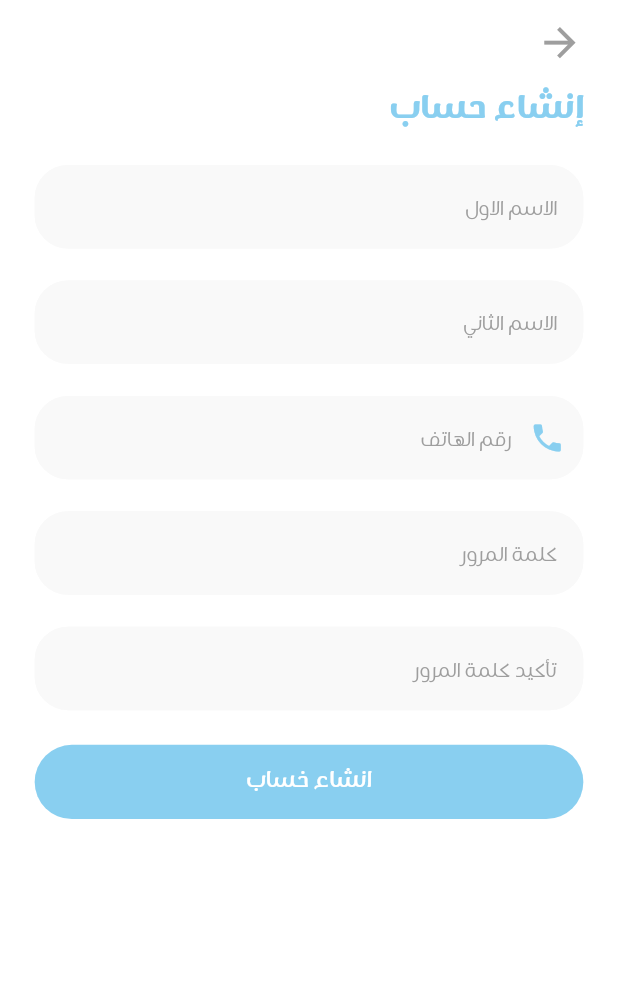
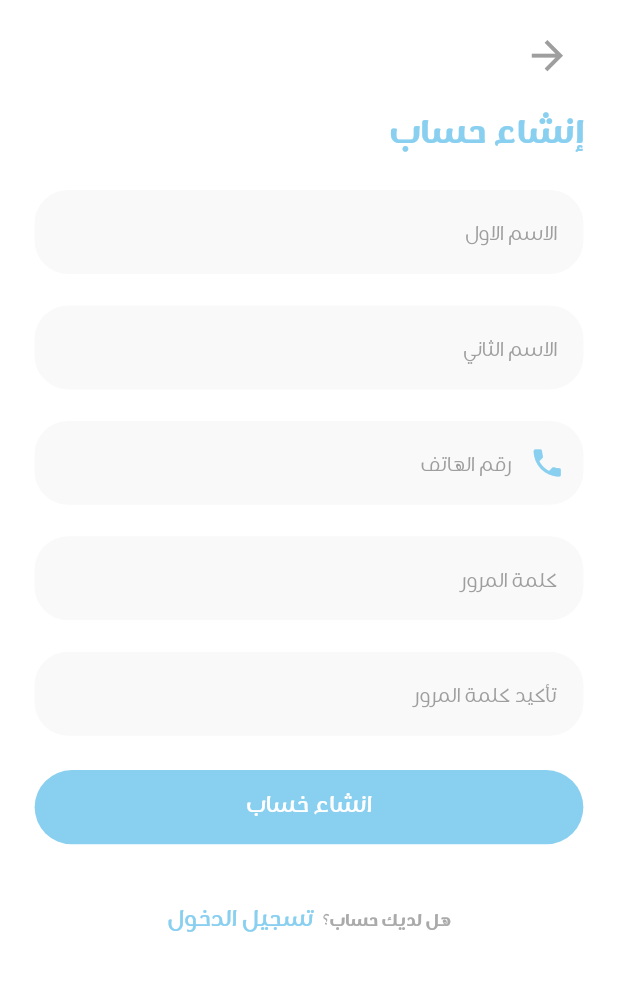
Before and after one commit to mohamedsayed27/mafqood, a Flutter app: the RegisterScreen screen opened directly, on a phone screen of 412 x 824 dp, the part 190-1181 px from its top. Run offline on Flutter 3.47's test engine with Material 2 defaults, Android fonts, the phone set to English and light mode, and no system bars; our stand-ins replace dio, flutter_screenutil, pin_code_fields, shared_preferences, smooth_page_indicator; accounts and stored records are empty.

Commit message:
route between auth screens done

```diff
--- a/lib/core/constants/constants.dart
+++ b/lib/core/constants/constants.dart
@@ -1,5 +1,3 @@
-import 'dart:convert';
-import 'dart:io';
 
 import 'package:flutter/material.dart';
 
--- a/lib/presentation/screens/auth_screens/otp_verification_number_screen.dart
+++ b/lib/presentation/screens/auth_screens/otp_verification_number_screen.dart
@@ -1,6 +1,7 @@
 import 'package:flutter/material.dart';
 import 'package:flutter_screenutil/flutter_screenutil.dart';
 
+import '../../../core/app_router/screens_name.dart';
 import '../../../core/global/assets_path/fonts_path.dart';
 import '../../../core/global/theme/app_colors_light_theme.dart';
 import '../../widgets_and_components/auth_widgets/auth_text_form_field.dart';
@@ -26,6 +27,7 @@ class _OtpVerificationNumberScreenState
       child: Scaffold(
         backgroundColor: AppColorsLightTheme.whitColor,
         body: SingleChildScrollView(
+          physics: const BouncingScrollPhysics(),
           child: Padding(
             padding: EdgeInsets.symmetric(horizontal: 24.w),
             child: Column(
@@ -137,7 +139,9 @@ class _OtpVerificationNumberScreenState
                 ),
                 CustomButton(
                     buttonTitle: 'تفعيل',
-                    isTapped: () {},
+                    isTapped: () {
+                      Navigator.pushNamedAndRemoveUntil(context, ScreenName.loginScreen,(route) => false);
+                    },
                     width: double.infinity),
               ],
             ),
--- a/lib/presentation/screens/auth_screens/register_screen.dart
+++ b/lib/presentation/screens/auth_screens/register_screen.dart
@@ -1,11 +1,11 @@
 import 'package:flutter/material.dart';
 import 'package:flutter_screenutil/flutter_screenutil.dart';
+import 'package:mafqood/core/app_router/screens_name.dart';
 import 'package:mafqood/presentation/widgets_and_components/shred_widgets/custom_button.dart';
 
 import '../../../core/global/assets_path/fonts_path.dart';
 import '../../../core/global/theme/app_colors_light_theme.dart';
 import '../../widgets_and_components/auth_widgets/auth_text_form_field.dart';
-import '../../widgets_and_components/intro_screens_widgets/boarding_button.dart';
 
 class RegisterScreen extends StatefulWidget {
   const RegisterScreen({Key? key}) : super(key: key);
@@ -28,6 +28,7 @@ class _RegisterScreenState extends State<RegisterScreen> {
       child: Scaffold(
         backgroundColor: AppColorsLightTheme.whitColor,
         body: SingleChildScrollView(
+          physics: const BouncingScrollPhysics(),
           child: Padding(
             padding:  EdgeInsets.symmetric(horizontal: 24.w),
             child: Column(
@@ -46,7 +47,7 @@ class _RegisterScreenState extends State<RegisterScreen> {
                   ),
                 ),
                 SizedBox(height: 15.h,),
-                Icon(Icons.arrow_back,color: Colors.grey,size: 35.r,),
+                IconButton(onPressed: (){Navigator.pop(context);}, icon: Icon(Icons.arrow_back,color: Colors.grey,size: 35.r,),),
                 SizedBox(height: 15.h,),
                 Text(
                   'إنشاء حساب',
@@ -88,7 +89,42 @@ class _RegisterScreenState extends State<RegisterScreen> {
                   isPassword: true,
                 ),
                 SizedBox(height: 26.h,),
-                CustomButton(buttonTitle: 'انشاء خساب', isTapped: (){}, width: double.infinity)
+                CustomButton(buttonTitle: 'انشاء خساب', isTapped: (){
+                  Navigator.pushNamed(context, ScreenName.otpVerificationNumberScreen);
+                }, width: double.infinity),
+                SizedBox(
+                  height: 30.h,
+                ),
+                Center(
+                  child: TextButton(
+                    onPressed: (){
+                      Navigator.pushNamedAndRemoveUntil(context, ScreenName.loginScreen,(route) => false);
+                    },
+                    child: RichText(
+                      text: TextSpan(
+                        text: 'هل لديك حساب؟  ',
+                        children: [
+                          TextSpan(
+                            text: 'تسجيل الدخول',
+                            style: TextStyle(
+                              color: AppColorsLightTheme.blueTextColor,
+                              fontFamily: FontsPath.sukarBold,
+                              fontSize: 16.sp,
+                            ),
+                          )
+                        ],
+                        style: TextStyle(
+                          color: AppColorsLightTheme.greyTextColor,
+                          fontFamily: FontsPath.sukarBlack,
+                          fontSize: 12.sp,
+                        ),
+                      ),
+                    ),
+                  ),
+                ),
+                SizedBox(
+                  height: 30.h,
+                ),
               ],
             ),
           ),
--- a/lib/presentation/screens/intro_screens/onboarding_screen.dart
+++ b/lib/presentation/screens/intro_screens/onboarding_screen.dart
@@ -3,8 +3,6 @@ import 'package:flutter_screenutil/flutter_screenutil.dart';
 import 'package:smooth_page_indicator/smooth_page_indicator.dart';
 
 import '../../../core/app_router/screens_name.dart';
-import '../../../core/cache_manager/cache_keys.dart';
-import '../../../core/cache_manager/shared_preferences.dart';
 import '../../../core/global/assets_path/images_path.dart';
 import '../../../core/global/theme/app_colors_light_theme.dart';
 import '../../widgets_and_components/intro_screens_widgets/boarding_button.dart';
@@ -89,6 +87,7 @@ class _OnboardingScreenState extends State<OnboardingScreen> {
             child: CustomBoardingButton(
               isLast: isLast,
               isLastTap: () {
+                Navigator.pushNamedAndRemoveUntil(context, ScreenName.loginScreen, (route) => false);
                 // CacheHelper.saveData(key: CacheKeys.onboarding, value: true).whenComplete((){
                 //
                 // });
```
Also changed, not shown: lib/main.dart (+3 -9 lines), lib/presentation/screens/auth_screens/change_forget_password.dart (+9 -2 lines), lib/presentation/screens/auth_screens/forget_password_screen.dart (+6 -1 lines), lib/presentation/screens/auth_screens/login_screen.dart (+13 -1 lines).
